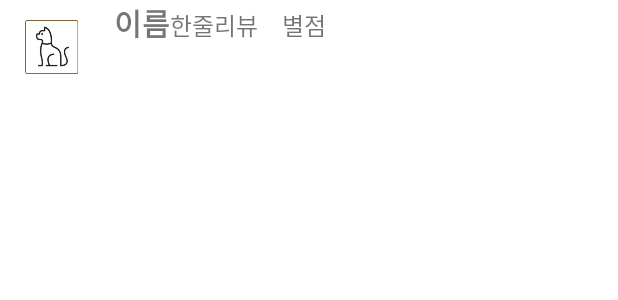
After one commit to subinkim26/CafeReviewApp, an Android app: the layout activity_dessert_btn_.xml on its own in the app's theme, with its tools: preview values and no code run, on a phone screen of 412 x 824 dp. The commit adds this screen. Shown: the top 300 px of the screen. Run offline under Robolectric (Android 15) with nearby library versions, the phone set to English and light mode, and no system bars.

Commit message:
desert 수정

```diff
--- a/app/src/main/AndroidManifest.xml
+++ b/app/src/main/AndroidManifest.xml
@@ -11,7 +11,8 @@
         android:roundIcon="@mipmap/ic_launcher_round"
         android:supportsRtl="true"
         android:theme="@style/Theme.CafeReviewApp.NoActionBar">
-        <activity android:name=".dessertActivity"></activity>
+        <activity android:name=".dessert_btn_Activity"></activity>
+        <activity android:name=".dessertActivity" />
         <activity android:name=".studyActivity" />
         <activity android:name=".createUserActivity" />
         <activity android:name=".MainActivity" />
--- a/app/src/main/java/com/example/cafereviewapp/LoginActivity.kt
+++ b/app/src/main/java/com/example/cafereviewapp/LoginActivity.kt
@@ -42,9 +42,9 @@ class LoginActivity : AppCompatActivity() {
     }
 
     private fun loginEmail(){
-        var email = edit_email.text.toString()
-        var password = edit_password.text.toString()
-        FirebaseAuth.getInstance().signInWithEmailAndPassword(email,password).addOnCompleteListener { task ->
+        var email1 = edit_email.text.toString()
+        var password2 = edit_password.text.toString()
+        FirebaseAuth.getInstance().signInWithEmailAndPassword(email1,password2).addOnCompleteListener { task ->
             if(task.isSuccessful){
                 var currentUser = FirebaseAuth.getInstance().currentUser
                 val user = FirebaseAuth.getInstance().currentUser?.uid
--- /dev/null
+++ b/app/src/main/res/layout/activity_dessert_btn_.xml
@@ -0,0 +1,54 @@
+<?xml version="1.0" encoding="utf-8"?>
+<LinearLayout xmlns:android="http://schemas.android.com/apk/res/android"
+    xmlns:app="http://schemas.android.com/apk/res-auto"
+    xmlns:tools="http://schemas.android.com/tools"
+    android:layout_width="match_parent"
+    android:layout_height="60dp"
+    tools:context=".dessert_btn_Activity">
+
+    <ImageView
+        android:id="@+id/dessert_img"
+        android:layout_width="52dp"
+        android:layout_height="52dp"
+        android:layout_marginBottom="4dp"
+        android:layout_marginStart="8dp"
+        android:layout_marginTop="4dp"
+        app:layout_constraintBottom_toBottomOf="parent"
+        app:layout_constraintStart_toStartOf="parent"
+        app:layout_constraintTop_toTopOf="parent"
+        app:srcCompat="@drawable/cat"
+
+         />
+
+    <TextView
+        android:id="@+id/dessert_name"
+        android:layout_width="wrap_content"
+        android:layout_height="wrap_content"
+        android:layout_marginStart="16dp"
+        android:textSize="20sp"
+        android:textStyle="bold"
+        app:layout_constraintStart_toEndOf="@+id/dessert_img"
+        app:layout_constraintTop_toTopOf="@+id/dessert_img"
+        tools:text="이름"/>
+
+    <TextView
+        android:id="@+id/dessert_textRivew"
+        android:layout_width="wrap_content"
+        android:layout_height="wrap_content"
+        android:textSize="16sp"
+        app:layout_constraintBottom_toBottomOf="@+id/dessert_name"
+        app:layout_constraintStart_toStartOf="@+id/dessert_name"
+        tools:text="한줄리뷰" />
+
+    <TextView
+        android:id="@+id/dessert_star"
+        android:layout_width="wrap_content"
+        android:layout_height="wrap_content"
+        android:layout_marginStart="16dp"
+        android:textSize="16sp"
+        app:layout_constraintBottom_toBottomOf="@+id/dessert_textRivew"
+        app:layout_constraintStart_toEndOf="@+id/dessert_textRivew"
+        app:layout_constraintTop_toTopOf="@+id/dessert_textRivew"
+        tools:text="별점" />
+
+</LinearLayout>
--- a/app/src/main/res/layout/activity_main.xml
+++ b/app/src/main/res/layout/activity_main.xml
@@ -63,7 +63,7 @@
         app:layout_constraintStart_toStartOf="parent"
         app:layout_constraintTop_toTopOf="parent"
         app:layout_constraintVertical_bias="0.481"
-        app:srcCompat="@drawable/recommend" />
+         />
 
     <ImageButton
         android:id="@+id/bookcafe"
```
Also changed, not shown: app/src/main/java/com/example/cafereviewapp/MainActivity.kt (+0 -7 lines), app/src/main/java/com/example/cafereviewapp/dessert_btn_Activity.kt (added, +11 -0 lines), app/src/main/res/layout/activity_dessert.xml (+9 -2 lines).
